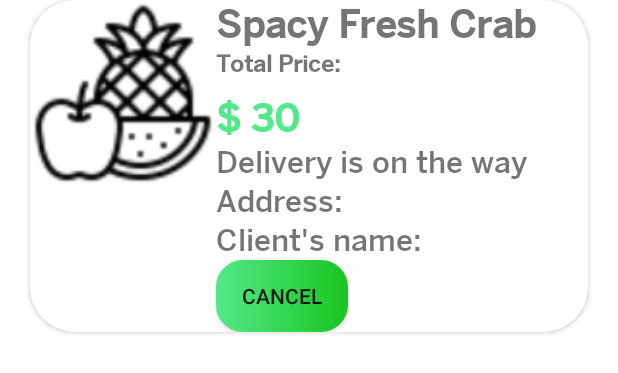
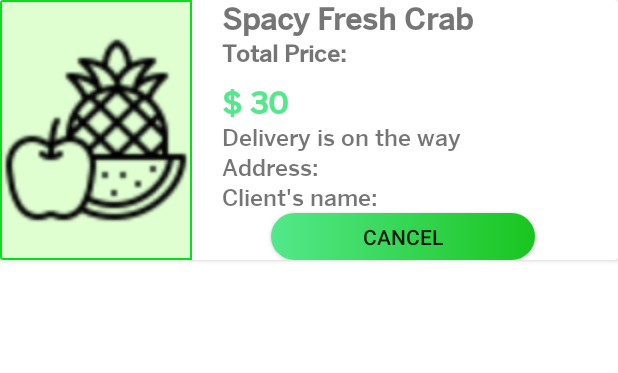
Before and after one commit to TungPho/EcomerceMobileApp, an Android app: the layout my_order_item.xml on its own in the app's theme, with its tools: preview values and no code run, on a phone screen of 412 x 824 dp. Shown: the top 373 px of the screen. Run offline under Robolectric (Android 15) with nearby library versions, the phone set to English and light mode, and no system bars.

Commit message:
Update0.2

```diff
--- a/app/src/main/java/com/example/ecomerceapp1/activities/RegistrationActivity.java
+++ b/app/src/main/java/com/example/ecomerceapp1/activities/RegistrationActivity.java
@@ -96,7 +96,7 @@ public class RegistrationActivity extends AppCompatActivity {
             @Override
             public void onComplete(@NonNull Task<AuthResult> task) {
                 if(task.isSuccessful()){
-                    User user = new User(usernameInput, emailInput, passwordInput, null);
+                    User user = new User(usernameInput, emailInput, passwordInput, null, "member");
                     //Get the userId to store in the DB
                     String userId = task.getResult().getUser().getUid();
                     Toast.makeText(RegistrationActivity.this, userId, Toast.LENGTH_SHORT).show();
--- a/app/src/main/res/layout/my_order_item.xml
+++ b/app/src/main/res/layout/my_order_item.xml
@@ -4,10 +4,8 @@
     xmlns:tools="http://schemas.android.com/tools"
     android:layout_width="match_parent"
     android:layout_height="wrap_content"
-    android:layout_marginLeft="20dp"
-    android:layout_marginRight="20dp"
     android:layout_marginBottom="5dp"
-    app:cardCornerRadius="30dp">
+    >
 
 
     <LinearLayout
@@ -20,15 +18,17 @@
 
         <ImageView
             android:id="@+id/my_order_image"
-            android:layout_width="124dp"
-            android:layout_height="124dp"
+            android:layout_width="128dp"
+            android:layout_height="match_parent"
+            android:layout_marginRight="20dp"
+            android:background="@drawable/border"
             android:src="@drawable/fruits"
             tools:layout_editor_absoluteX="70dp"
             tools:layout_editor_absoluteY="170dp" />
 
         <LinearLayout
-            android:layout_width="wrap_content"
-            android:layout_height="wrap_content"
+            android:layout_width="242dp"
+            android:layout_height="match_parent"
             android:orientation="vertical">
 
             <TextView
@@ -37,7 +37,7 @@
                 android:layout_height="wrap_content"
                 android:fontFamily="@font/bentonsansmedium"
                 android:text="Spacy Fresh Crab"
-                android:textSize="25sp"
+                android:textSize="20sp"
                 android:textStyle="bold" />
 
             <TextView
@@ -58,7 +58,7 @@
                 android:fontFamily="@font/bentonsansmedium"
                 android:text="$ 30"
                 android:textColor="#53E88B"
-                android:textSize="25sp"
+                android:textSize="20sp"
                 android:textStyle="bold" />
 
             <TextView
@@ -66,29 +66,29 @@
                 android:layout_height="wrap_content"
                 android:fontFamily="@font/bentonsansmedium"
                 android:text="Delivery is on the way"
-                android:textSize="20sp" />
+                android:textSize="15sp" />
 
             <TextView
                 android:id="@+id/my_order_address"
                 android:layout_width="wrap_content"
                 android:layout_height="wrap_content"
+                android:fontFamily="@font/bentonsansmedium"
                 android:text="Address: "
-                android:textSize="20sp"
-                android:fontFamily="@font/bentonsansmedium"
-                />
+                android:textSize="15sp" />
 
             <TextView
                 android:id="@+id/my_order_client_name"
                 android:layout_width="wrap_content"
                 android:layout_height="wrap_content"
+                android:fontFamily="@font/bentonsansmedium"
                 android:text="Client's name: "
-                android:fontFamily="@font/bentonsansmedium"
-                android:textSize="20sp"
-                />
+                android:textSize="15sp" />
 
             <androidx.appcompat.widget.AppCompatButton
-                android:layout_width="wrap_content"
-                android:layout_height="wrap_content"
+                android:id="@+id/cancel_delivery_button"
+                android:layout_width="176dp"
+                android:layout_height="31dp"
+                android:layout_gravity="center"
                 android:background="@drawable/button_original"
                 android:text="Cancel" />
 
```
Also changed, not shown: app/src/main/java/com/example/ecomerceapp1/adapters/MyOrderAdapter.java (+25 -3 lines), app/src/main/java/com/example/ecomerceapp1/models/MyOrderModel.java (+12 -1 lines), app/src/main/java/com/example/ecomerceapp1/models/User.java (+12 -1 lines), app/src/main/java/com/example/ecomerceapp1/ui/my_orders/MyOrdersFragment.java (+14 -14 lines), app/src/main/res/layout/fragment_my_orders.xml (+15 -7 lines), app/src/main/res/layout/my_cart_ver2.xml (+4 -5 lines).
